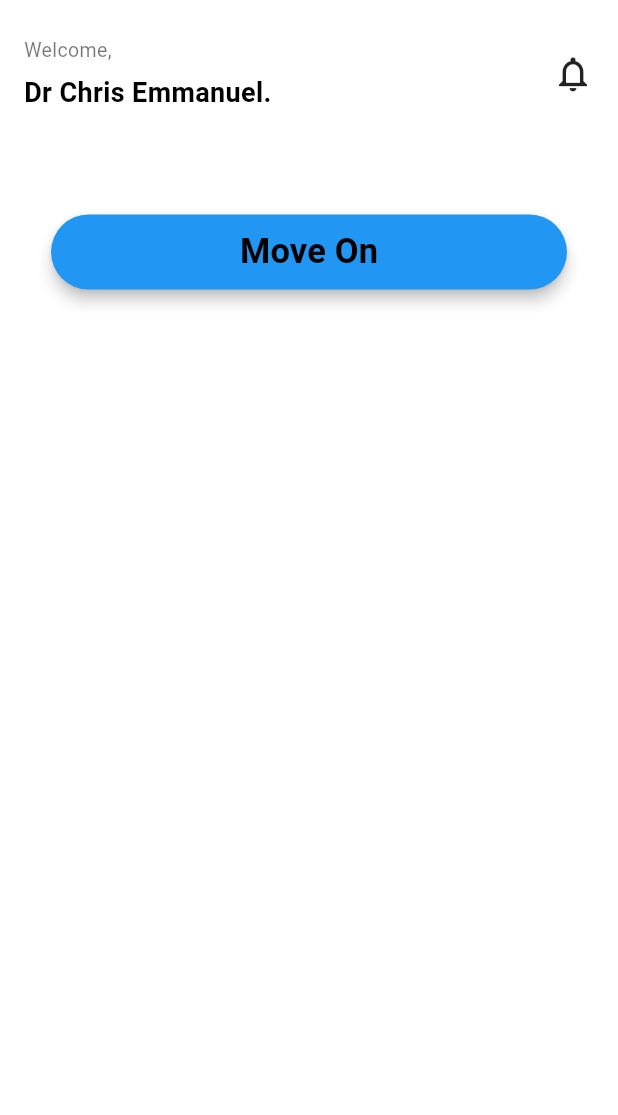
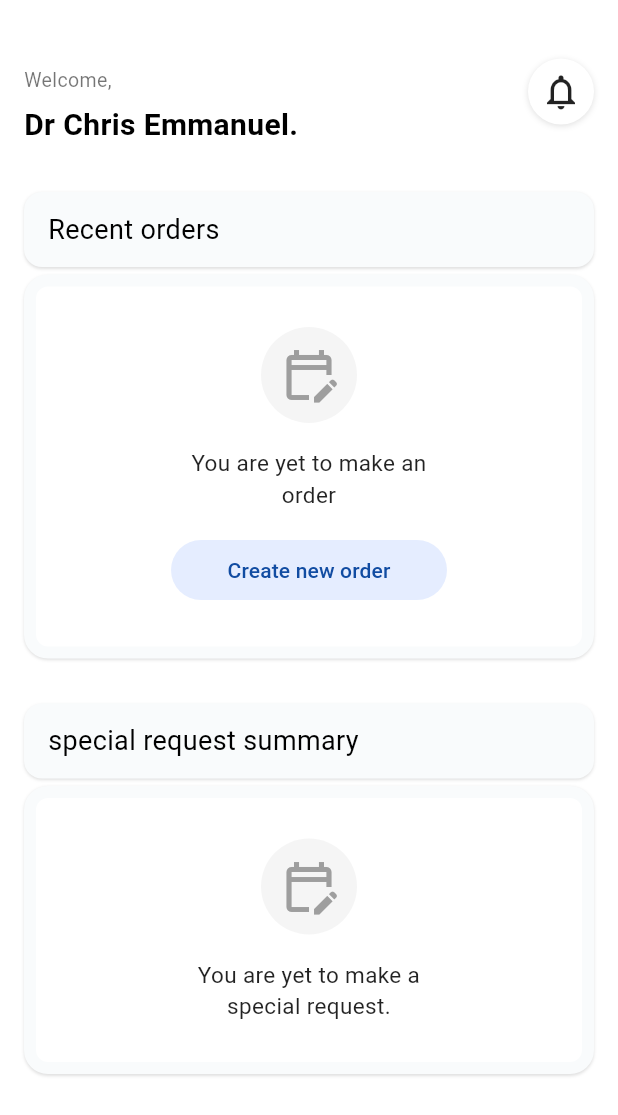
Before and after one commit to buildwithdecent/testing-git-hub, a Flutter app: the DashboardWelcome screen opened directly, on a phone screen of 412 x 824 dp. Shown: the top 1115 px of the screen. Run offline on Flutter 3.47's test engine with Material 3 defaults, Android fonts, the phone set to English and light mode, and no system bars; our stand-ins replace introduction_screen, pinput; key blocks and very long unbroken strings in the code were emptied for the run.

Commit message:
continuation of the project

```diff
--- a/lib/Authentication/Loginpage.dart
+++ b/lib/Authentication/Loginpage.dart
@@ -108,7 +108,7 @@ class _LoginPageState extends State<LoginPage> {
             buildCreateAccountButton(
                     iconShow: true,
                     icon: Icons.g_translate,
-                    text: "Log in with Google",
+                    text: "Log in with Email",
                     buttonColor: Color(0xFF114CA2),
                     textColor: Colors.white,
                     onPressed: () {
@@ -119,7 +119,7 @@ class _LoginPageState extends State<LoginPage> {
             buildCreateAccountButton(
                     iconShow: true,
                     icon: Icons.email,
-                    text: "Log in with Email",
+                    text: "Log in with Google",
                     buttonColor: Colors.white,
                     textColor: Color(0xFF114CA2),
                     borderColor: Color(0xFF114CA2),
--- a/lib/DashBoard/DashBoard_welcome.dart
+++ b/lib/DashBoard/DashBoard_welcome.dart
@@ -1,6 +1,6 @@
 import 'package:flutter/material.dart';
 import 'package:project_1/Create_Order/Both_Eye_Order.dart';
-import 'package:project_1/Widgets/Base_Button.dart';
+import 'package:project_1/Widgets/Dash_board_Reusable.dart';
 
 class DashboardWelcome extends StatefulWidget {
   const DashboardWelcome({super.key});
@@ -20,13 +20,13 @@ class _DashboardWelcomeState extends State<DashboardWelcome> {
           child: Column(
             crossAxisAlignment: CrossAxisAlignment.start,
             children: [
-              // Top Row: Welcome Text + Notification Icon
               Row(
                 mainAxisAlignment: MainAxisAlignment.spaceBetween,
                 children: [
                   Column(
                     crossAxisAlignment: CrossAxisAlignment.start,
                     children: const [
+                      SizedBox(height: 20,),
                       Text(
                         'Welcome,',
                         style: TextStyle(
@@ -40,33 +40,49 @@ class _DashboardWelcomeState extends State<DashboardWelcome> {
                         style: TextStyle(
                           color: Colors.black,
                           fontWeight: FontWeight.bold,
-                          fontSize: 18,
+                          fontSize: 20,
                         ),
                       ),
                     ],
                   ),
-                  const Icon(
-                    Icons.notifications_none,
-                    color: Colors.black87,
-                    size: 28,
+
+                  Container(
+                    padding: const EdgeInsets.all(8),
+                    decoration: BoxDecoration(
+                      color: Colors.white,
+                      shape: BoxShape.circle,
+                      boxShadow: [
+                        BoxShadow(
+                          color: Colors.black12,
+                          blurRadius: 3,
+                          offset: Offset(0, 1),
+                        )
+                      ],
+                    ),
+                    child: Icon(Icons.notifications_none_outlined, size: 28, color: Colors.black87),
                   ),
                 ],
               ),
-
-              const SizedBox(height: 68),
-
-              // Move On Button
-              BaseButton(
-                text: 'Move On',
-                buttonColor: Colors.blue,
-                textColor: Colors.black,
-                fontsize: 23,
-                onPressed: () {
+              const SizedBox(height: 30),
+              Orders('Recent orders', Colors.black),
+              SizedBox(height: 5,),
+              DashBoardReusable(
+              message: 'You are yet to make an order',
+                icon: Icons.edit_calendar_outlined,
+              buttonText: 'Create new order',
+              onButtonPressed: () {
                 Navigator.push(
                   context,
                   MaterialPageRoute(builder: (context) => BothEyeOrder()),
                 );
               },
+              ),
+              SizedBox(height: 30,),
+              Orders('special request summary', Colors.black),
+              SizedBox(height: 5,),
+              DashBoardReusable(
+                icon: Icons.edit_calendar_outlined,
+                message: 'You are yet to make a special request.',
               ),
             ],
           ),
@@ -74,4 +90,29 @@ class _DashboardWelcomeState extends State<DashboardWelcome> {
       ),
     );
   }
+
+  Widget Orders(String title, Color color){
+    return Container(
+      width: double.infinity,
+      padding: const EdgeInsets.symmetric(horizontal: 16, vertical: 12),
+      decoration: BoxDecoration(
+        color: const Color(0xFFF9FBFC),
+        boxShadow: [
+          BoxShadow(
+            color: Colors.black12,
+            blurRadius: 1,
+            offset: Offset(0, 1),
+          )
+        ],
+        borderRadius: BorderRadius.circular(12),
+      ),
+      child: Text(
+        title,
+        style: TextStyle(fontSize: 18, color: color),
+      ),
+    );
   }
+
+
+
+  }
--- /dev/null
+++ b/lib/Widgets/Dash_board_Reusable.dart
@@ -0,0 +1,86 @@
+
+import 'package:flutter/material.dart';
+
+class DashBoardReusable extends StatelessWidget{
+  final String message;
+  final String? buttonText;
+  final VoidCallback? onButtonPressed;
+  final IconData? icon;
+
+  const DashBoardReusable({
+    super.key,
+    required this.message,
+    this.buttonText,
+    this.onButtonPressed,
+    this.icon,
+  });
+  @override
+  Widget build(BuildContext context) {
+    return Container(
+      padding: const EdgeInsets.symmetric(horizontal: 90, vertical: 27),
+      decoration: BoxDecoration(
+        color: Colors.white,
+        borderRadius: BorderRadius.circular(16),
+        border: Border.all(color: const Color(0xFFF9FBFC),
+        width: 8.0),
+        boxShadow: [
+          BoxShadow(
+            color: Colors.black12,
+            blurRadius: 1,
+            offset: Offset(0, 1),
+          )
+        ],
+      ),
+      child: Column(
+        mainAxisAlignment: MainAxisAlignment.center,
+        crossAxisAlignment: CrossAxisAlignment.center,
+        children: [
+          if (icon != null)
+            Container(
+              padding: const EdgeInsets.all(12),
+              decoration: BoxDecoration(
+                color: Colors.grey.shade100,
+                shape: BoxShape.circle,
+              ),
+              child: Icon(icon, size: 40, color: Colors.grey),
+            ),
+          const SizedBox(height: 16),
+          Text(
+            message,
+            style: const TextStyle(
+              fontSize: 15,
+              color: Colors.black87,
+            ),
+            textAlign: TextAlign.center,
+          ),
+          if (buttonText != null && onButtonPressed != null) ...[
+            const SizedBox(height: 16),
+            ElevatedButton(
+              onPressed: onButtonPressed,
+              style: ElevatedButton.styleFrom(
+                minimumSize: Size(500, 40),
+                backgroundColor: const Color(0xFFE5EDFF),
+                foregroundColor: const Color(0xFF114CA2),
+                elevation: 0,
+                padding: const EdgeInsets.symmetric(horizontal: 30, vertical: 10),
+                shape: RoundedRectangleBorder(
+                  borderRadius: BorderRadius.circular(24),
+                ),
+              ),
+              child: Text(
+                overflow: TextOverflow.ellipsis,
+                softWrap: false,
+                textAlign: TextAlign.center,
+                buttonText!,
+                style: const TextStyle(fontSize: 14, fontWeight: FontWeight.w500,),
+              ),
+            ),
+          ]
+        ],
+      ),
+    );
+
+
+  }
+
+}
--- a/lib/on_boarding_screen/OnboardingScreen.dart
+++ b/lib/on_boarding_screen/OnboardingScreen.dart
@@ -1,5 +1,6 @@
 import 'package:flutter/material.dart';
 import 'package:introduction_screen/introduction_screen.dart';
+import 'package:project_1/Authentication/Loginpage.dart';
 import 'package:project_1/Authentication/create_account.dart';
 import 'package:project_1/Widgets/Base_Button.dart';
 
@@ -158,7 +159,9 @@ class _OnboardingScreenState extends State<OnboardingScreen> {
             children: [
               Text("Already have an account? "),
               GestureDetector(
-                onTap: () {},
+                onTap: () {
+                  Navigator.push(context, MaterialPageRoute(builder: (context) => LoginPage()));
+                },
                 child: Text(
                   "Log in",
                   style: TextStyle(
```
Lines whose indentation alone changed are shown as unchanged.
